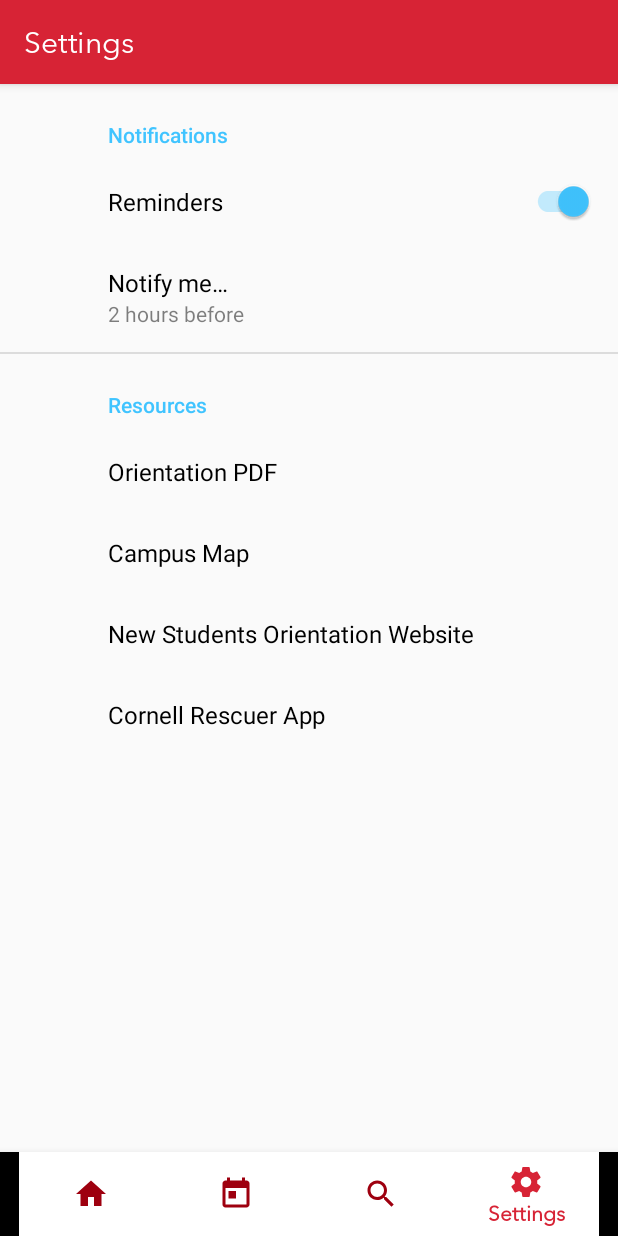
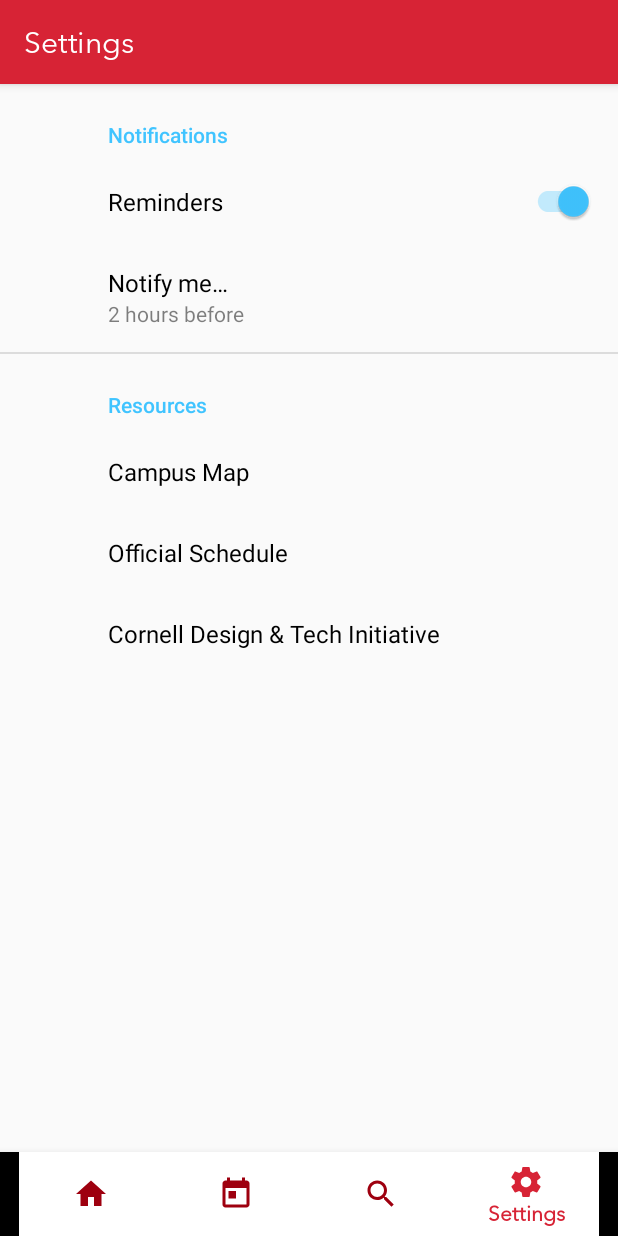
Before and after one commit to cornell-dti/cu-days-android, an Android app: the screen it shows after launch (MainActivity), item 4 of the bottom bar chosen, on a phone screen of 412 x 824 dp. Run offline under Robolectric (Android 15) with nearby library versions, the phone set to English and light mode, and no system bars; our stand-ins replace androidx.preference; libraries missing offline, so code that uses them is left out: android.support.percent, net.danlew.android; 3 statements that could not run were skipped.

Commit message:
changed links in settings

```diff
--- a/cu-days/app/src/main/java/org/cornelldti/cudays/SettingsFragment.java
+++ b/cu-days/app/src/main/java/org/cornelldti/cudays/SettingsFragment.java
@@ -21,10 +21,9 @@ public class SettingsFragment extends PreferenceFragmentCompat implements Prefer
 {
 	private SwitchPreferenceCompat receiveReminders;
 	private ListPreference notifyMe;
-	private Preference orientationPamphlet;
 	private Preference campusMap;
-	private Preference newStudentsWebpage;
-	private Preference cornellRescuer;
+	private Preference schedule;
+	private Preference dti;
 	private static final String TAG = SettingsFragment.class.getSimpleName();
 
     /**
@@ -40,14 +39,12 @@ public class SettingsFragment extends PreferenceFragmentCompat implements Prefer
         notifyMe = (ListPreference) findPreference(R.string.key_notify_me);
         receiveReminders.setOnPreferenceChangeListener(this);
         notifyMe.setOnPreferenceChangeListener(this);
-        orientationPamphlet = findPreference(R.string.settings_orientation_pamphlet);
         campusMap = findPreference(R.string.settings_campus_map);
-        newStudentsWebpage = findPreference(R.string.settings_new_students_webpage);
-        cornellRescuer = findPreference(R.string.settings_cornell_rescuer);
-        orientationPamphlet.setOnPreferenceClickListener(this);
+        schedule = findPreference(R.string.settings_schedule);
+        dti = findPreference(R.string.settings_dti);
         campusMap.setOnPreferenceClickListener(this);
-        newStudentsWebpage.setOnPreferenceClickListener(this);
-        cornellRescuer.setOnPreferenceClickListener(this);
+        schedule.setOnPreferenceClickListener(this);
+        dti.setOnPreferenceClickListener(this);
     }
 
     /**
@@ -64,14 +61,12 @@ public class SettingsFragment extends PreferenceFragmentCompat implements Prefer
 	@Override
 	public boolean onPreferenceClick(Preference preference)
 	{
-		if (preference.equals(orientationPamphlet))
-			Internet.openToPage(Internet.ORIENTATION_PAMPHLET, getActivity());
-		else if (preference.equals(campusMap))
+		if (preference.equals(campusMap))
 			Internet.openToPage(Internet.CAMPUS_MAP, getActivity());
-		else if (preference.equals(newStudentsWebpage))
-			Internet.openToPage(Internet.NEW_STUDENTS_WEBPAGE, getActivity());
-		else if (preference.equals(cornellRescuer))
-			Internet.openToPage(Internet.CORNELL_RESCUER, getActivity());
+		else if (preference.equals(schedule))
+			Internet.openToPage(Internet.SCHEDULE, getActivity());
+		else if (preference.equals(dti))
+			Internet.openToPage(Internet.DTI, getActivity());
 		else
 			Log.e(TAG, "onPreferenceClick: unrecognized preference");
 		return true;
--- a/cu-days/app/src/main/java/org/cornelldti/cudays/util/Internet.java
+++ b/cu-days/app/src/main/java/org/cornelldti/cudays/util/Internet.java
@@ -47,10 +47,9 @@ import java.util.Set;
 public final class Internet
 {
 	public static final String DATABASE = "https://oweekapp.herokuapp.com/flow/";
-	public static final String ORIENTATION_PAMPHLET = "http://ccengagement.cornell.edu/sites/ccengagement.cornell.edu/files/rnsp/documents/january_orientation_guide_2018.pdf";
 	public static final String CAMPUS_MAP = "https://www.cornell.edu/about/maps/cornell-campus-map-2015.pdf";
-	public static final String NEW_STUDENTS_WEBPAGE = "https://newstudents.cornell.edu/spring-2018/first-year/orientation";
-	public static final String CORNELL_RESCUER = "market://details?id=cornell.sa.rescuer";
+	public static final String SCHEDULE = "https://schedule.cornelldays.cornell.edu";
+	public static final String DTI = "http://cornelldti.org/";
 	public static final String IMAGE_DIRECTORY = "CUDays Images";
 	private static final String TAG = Internet.class.getSimpleName();
 
--- a/cu-days/app/src/main/res/values/strings.xml
+++ b/cu-days/app/src/main/res/values/strings.xml
@@ -53,10 +53,9 @@
 	<string name="settings_category_notifications">Notifications</string>
 	<string name="settings_category_resources">Resources</string>
 	<string name="settings_receive_reminders">Reminders</string>
-	<string name="settings_orientation_pamphlet">Orientation PDF</string>
 	<string name="settings_campus_map">Campus Map</string>
-	<string name="settings_new_students_webpage">New Students Orientation Website</string>
-	<string name="settings_cornell_rescuer">Cornell Rescuer App</string>
+	<string name="settings_schedule">Official Schedule</string>
+	<string name="settings_dti">Cornell Design &amp; Tech Initiative</string>
 	<string name="key_receive_reminders">receiveReminders</string>
 	<string name="settings_notify_me">Notify me…</string>
 	<string name="key_notify_me">notifyMe</string>
--- a/cu-days/app/src/main/res/xml/preferences.xml
+++ b/cu-days/app/src/main/res/xml/preferences.xml
@@ -20,16 +20,13 @@
 	<PreferenceCategory
 		android:title="@string/settings_category_resources">
 		<Preference
-			android:key="@string/settings_orientation_pamphlet"
-			android:title="@string/settings_orientation_pamphlet"/>
-		<Preference
 			android:key="@string/settings_campus_map"
 			android:title="@string/settings_campus_map"/>
 		<Preference
-			android:key="@string/settings_new_students_webpage"
-			android:title="@string/settings_new_students_webpage"/>
+			android:key="@string/settings_schedule"
+			android:title="@string/settings_schedule"/>
 		<Preference
-			android:key="@string/settings_cornell_rescuer"
-		    android:title="@string/settings_cornell_rescuer"/>
+			android:key="@string/settings_dti"
+		    android:title="@string/settings_dti"/>
 	</PreferenceCategory>
 </android.support.v7.preference.PreferenceScreen>
```
